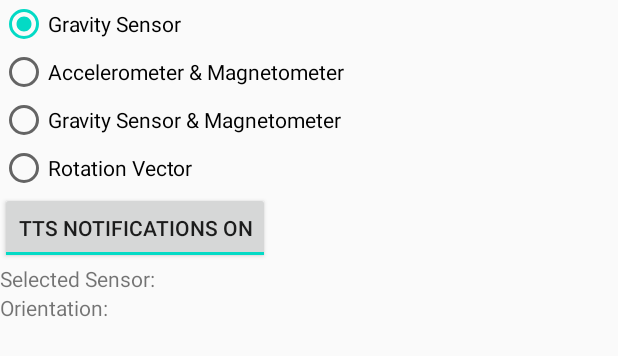
After one commit to rmanchego/DNPDAH, an Android app: the layout activity_orientacion.xml on its own in the app's theme, with its tools: preview values and no code run, on a phone screen of 412 x 824 dp. The commit adds this screen. Shown: the top 356 px of the screen. Run offline under Robolectric (Android 15) with nearby library versions, the phone set to English and light mode, and no system bars.

Commit message:
Agregando orientacion del dispositivo en un tab.

```diff
--- a/ProyectoNPA2/app/src/main/AndroidManifest.xml
+++ b/ProyectoNPA2/app/src/main/AndroidManifest.xml
@@ -1,7 +1,6 @@
 <?xml version="1.0" encoding="utf-8"?>
 <manifest xmlns:android="http://schemas.android.com/apk/res/android"
     package="com.practica02.proyectonpa">
-
     <!--
          The ACCESS_COARSE/FINE_LOCATION permissions are not required to use
          Google Maps Android API v2, but you must specify either coarse or fine
@@ -11,7 +10,7 @@
     <uses-permission android:name="android.permission.USE_FINGERPRINT" />
     <uses-permission android:name="android.permission.CAMERA" />
 
-    <uses-feature android:name="android.hardware.location.gps"/>
+    <uses-feature android:name="android.hardware.location.gps" />
     <uses-feature android:name="android.hardware.camera" />
     <uses-feature android:name="android.hardware.camera.autofocus" />
 
@@ -25,7 +24,7 @@
         android:roundIcon="@mipmap/ic_launcher_round"
         android:supportsRtl="true"
         android:theme="@style/AppTheme">
-
+        <activity android:name=".Controller.Orientacion"></activity>
         <!--
              The API key for Google Maps-based APIs is defined as a string resource.
              (See the file "res/values/google_maps_api.xml").
--- /dev/null
+++ b/ProyectoNPA2/app/src/main/res/layout/activity_orientacion.xml
@@ -0,0 +1,127 @@
+<?xml version="1.0" encoding="utf-8"?>
+<RelativeLayout xmlns:android="http://schemas.android.com/apk/res/android"
+    xmlns:app="http://schemas.android.com/apk/res-auto"
+    xmlns:tools="http://schemas.android.com/tools"
+    android:layout_width="match_parent"
+    android:layout_height="match_parent"
+    tools:context=".MainActivity">
+
+    <RadioGroup
+        android:id="@+id/sensorSelector"
+        android:layout_width="match_parent"
+        android:layout_height="wrap_content"
+        android:layout_alignParentTop="true">
+
+        <RadioButton android:id="@+id/gravitySensor"
+            android:layout_width="match_parent"
+            android:layout_height="wrap_content"
+            android:text="@string/gravitySensorLabel"
+            android:checked="true"
+            android:onClick="onSensorSelectorClick" />
+
+
+        <RadioButton android:id="@+id/accelerometerMagnetometer"
+            android:layout_width="match_parent"
+            android:layout_height="wrap_content"
+            android:text="@string/accelerometerMagnetometerLabel"
+            android:checked="false"
+            android:onClick="onSensorSelectorClick" />
+
+        <RadioButton android:id="@+id/gravityMagnetometer"
+            android:layout_width="match_parent"
+            android:layout_height="wrap_content"
+            android:text="@string/gravityMagnetometerLabel"
+            android:checked="false"
+            android:onClick="onSensorSelectorClick" />
+
+        <RadioButton android:id="@+id/rotationVector"
+            android:layout_width="match_parent"
+            android:layout_height="wrap_content"
+            android:text="@string/rotationVectorLabel"
+            android:checked="false"
+            android:onClick="onSensorSelectorClick" />
+    </RadioGroup>
+
+    <ToggleButton android:id="@+id/ttsNotificationsToggleButton"
+        android:layout_width="wrap_content"
+        android:layout_height="wrap_content"
+        android:text="@string/speakOrientationLabel"
+        android:checked="true"
+        android:layout_below="@id/sensorSelector"
+        android:textOn="@string/ttsNotificationsOn"
+        android:textOff="@string/ttsNotificationsOff"
+        android:onClick="onTtsNotificationsToggleButtonClicked" />
+
+    <TextView android:id="@+id/selectedSensorLabel"
+        android:layout_width="wrap_content"
+        android:layout_height="wrap_content"
+        android:text="@string/selectedSensorLabel"
+        android:layout_below="@id/ttsNotificationsToggleButton"
+        android:layout_marginRight="5dip" />
+
+    <TextView android:id="@+id/selectedSensorValue"
+        android:layout_width="wrap_content"
+        android:layout_height="wrap_content"
+        android:layout_toRightOf="@id/selectedSensorLabel"
+        android:layout_alignTop="@id/selectedSensorLabel"
+        android:layout_alignBottom="@id/selectedSensorLabel" />
+
+    <TextView android:id="@+id/orientationLabel"
+        android:layout_width="wrap_content"
+        android:layout_height="wrap_content"
+        android:text="@string/orientationLabel"
+        android:layout_below="@id/selectedSensorValue"
+        android:layout_marginRight="5dip" />
+
+    <TextView android:id="@+id/orientationValue"
+        android:layout_width="wrap_content"
+        android:layout_height="wrap_content"
+        android:layout_toRightOf="@id/orientationLabel"
+        android:layout_alignTop="@id/orientationLabel"
+        android:layout_alignBottom="@id/orientationLabel" />
+
+    <TextView android:id="@+id/sensorXLabel"
+        android:layout_width="wrap_content"
+        android:layout_height="wrap_content"
+        android:layout_below="@id/orientationValue"
+        android:layout_marginRight="5dip" />
+
+    <TextView android:id="@+id/sensorXValue"
+        android:layout_width="wrap_content"
+        android:layout_height="wrap_content"
+        android:layout_toRightOf="@id/sensorXLabel"
+        android:layout_alignTop="@id/sensorXLabel"
+        android:layout_alignBottom="@id/sensorXLabel" />
+
+
+    <TextView android:id="@+id/sensorYLabel"
+        android:layout_width="wrap_content"
+        android:layout_height="wrap_content"
+        android:layout_below="@id/sensorXLabel"
+        android:layout_marginRight="5dip" />
+
+    <TextView android:id="@+id/sensorYValue"
+        android:layout_width="wrap_content"
+        android:layout_height="wrap_content"
+        android:layout_toRightOf="@id/sensorYLabel"
+        android:layout_alignTop="@id/sensorYLabel"
+        android:layout_alignBottom="@id/sensorYLabel" />
+
+    <TextView android:id="@+id/sensorZLabel"
+        android:layout_width="wrap_content"
+        android:layout_height="wrap_content"
+        android:layout_below="@id/sensorYLabel"
+        android:layout_marginRight="5dip" />
+
+    <TextView android:id="@+id/sensorZValue"
+        android:layout_width="wrap_content"
+        android:layout_height="wrap_content"
+        android:layout_toRightOf="@id/sensorZLabel"
+        android:layout_alignTop="@id/sensorZLabel"
+        android:layout_alignBottom="@id/sensorZLabel" />
+
+
+
+
+
+</RelativeLayout>
--- a/ProyectoNPA2/app/src/main/res/values/strings.xml
+++ b/ProyectoNPA2/app/src/main/res/values/strings.xml
@@ -4,8 +4,29 @@
     <string name="tab_text_2">Visitas</string>
     <string name="tab_text_3">Pasos</string>
     <string name="tab_text_4">Lector QR</string>
-
     <!-- TODO: Remove or change this placeholder text -->
     <string name="hello_blank_fragment">Hello blank fragment</string>
     <string name="tab_text_5">Orientacion</string>
+
+
+    <string name="xAxisLabel">X Axis:</string>
+    <string name="gravitySensorLabel">Gravity Sensor</string>
+    <string name="accelerometerMagnetometerLabel">Accelerometer &amp; Magnetometer</string>
+    <string name="gravityMagnetometerLabel">Gravity Sensor &amp; Magnetometer</string>
+    <string name="rotationVectorLabel">Rotation Vector</string>
+    <string name="speakOrientationLabel">Speak Orientation</string>
+    <string name="speakMovementDetectedLabel">Speak Movement Detected</string>
+    <string name="ttsNotificationsOn">TTS Notifications On</string>
+    <string name="ttsNotificationsOff">TTS Notifications Off</string>
+    <string name="selectedSensorLabel">Selected Sensor:</string>
+    <string name="yAxisLabel">Y Axis:</string>
+    <string name="zAxisLabel">Z Axis:</string>
+    <string name="rotationMatrixGenFailureMessage">Failed to generate rotation matrix</string>
+    <string name="orientationLabel">Orientation:</string>
+    <string name="azimuthLabel">Azimuth (Z Axis):</string>
+    <string name="pitchLabel">Pitch (X Axis):</string>
+    <string name="rollLabel">Roll (Y Axis):</string>
+    <string name="faceUpText">Face Up</string>
+    <string name="faceDownText">Face Down</string>
+
 </resources>
```
Also changed, not shown: ProyectoNPA2/app/src/main/java/com/practica02/proyectonpa/Controller/Orientacion.java (added, +405 -0 lines), ProyectoNPA2/app/src/main/java/com/practica02/proyectonpa/Fragments/Frag5.java (added, +42 -0 lines), ProyectoNPA2/app/src/main/java/com/practica02/proyectonpa/ui/main/SectionsPagerAdapter.java (+8 -4 lines), 1 other file.
